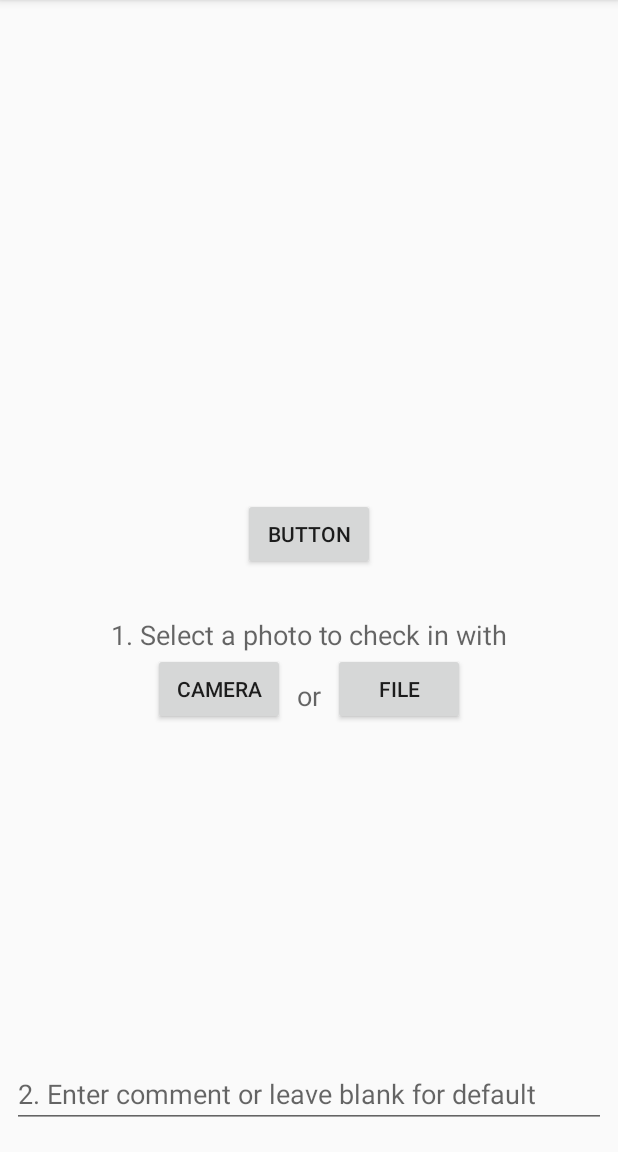
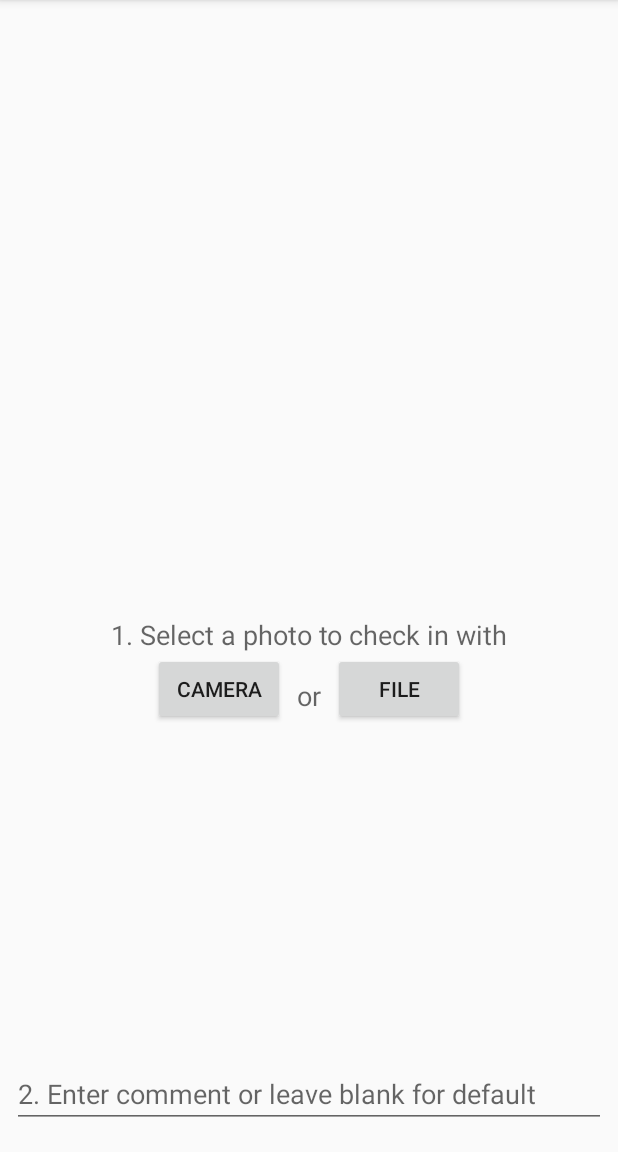
Before and after one commit to vadiwalker/MultiCheckin, an Android app: the screen it shows after launch (MainActivity), on a phone screen of 412 x 824 dp, the part 84-1236 px from its top. Run offline under Robolectric (Android 15) with nearby library versions, the phone set to English and light mode, and no system bars; libraries missing offline, so code that uses them is left out: com.evernote.android, com.facebook, com.facebook.appevents, com.vk.sdk; 8 statements that could not run were skipped.

Commit message:
corrected merge correction

```diff
--- a/app/src/main/java/ru/ifmo/droid2016/korchagin/multicheckin/MainActivity.java
+++ b/app/src/main/java/ru/ifmo/droid2016/korchagin/multicheckin/MainActivity.java
@@ -35,14 +35,6 @@ import ru.ifmo.droid2016.korchagin.multicheckin.utils.BitmapFileUtil;
 
 
 public class MainActivity extends AppCompatActivity  {
-
-    static final String LOG_TAG_DEBUG_FACEBOOK = "facebook_integration";
-
-    private Button debug_facebook_button;
-
-//    public void onClickDebugFacebookButton(View view) {
-//        FacebookIntegration.testRequest();
-//    }
 
     enum Step{
         STEP_1,
@@ -150,7 +142,6 @@ public class MainActivity extends AppCompatActivity  {
 
 
         //facebookCallbackManager =  FacebookIntegration.init(this);
-        debug_facebook_button = (Button)findViewById(R.id.debug_facebook_button);
 
 
     }
--- a/app/src/main/res/layout/activity_main.xml
+++ b/app/src/main/res/layout/activity_main.xml
@@ -32,14 +32,5 @@
         app:srcCompat="@android:drawable/ic_dialog_email"
         app:elevation="10dp"
         android:visibility="invisible" />
-    <Button
-     android:text="Button"
-     android:layout_width="wrap_content"
-     android:layout_height="wrap_content"
-     android:id="@+id/debug_facebook_button"
-
-     android:onClick="onClickDebugFacebookButton"
-     app:layout_anchorGravity="bottom|center_horizontal"
-     android:layout_gravity="center_vertical|center_horizontal" />
 
 </android.support.design.widget.CoordinatorLayout>
```
